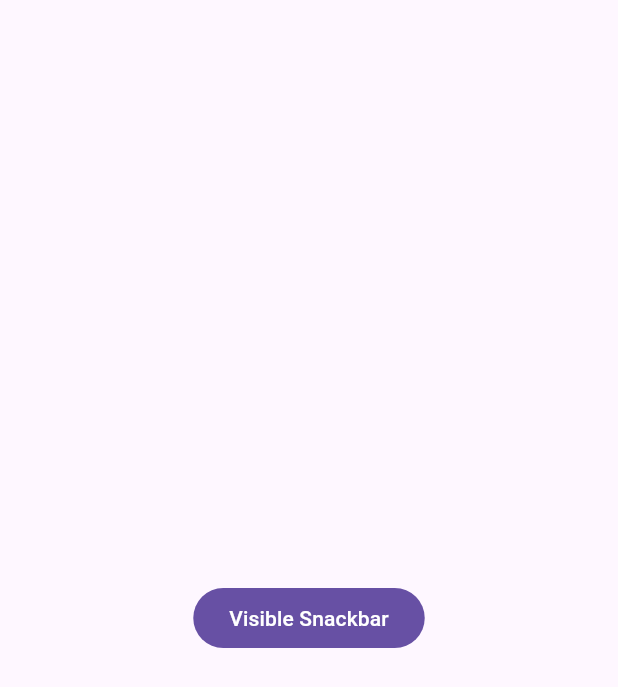
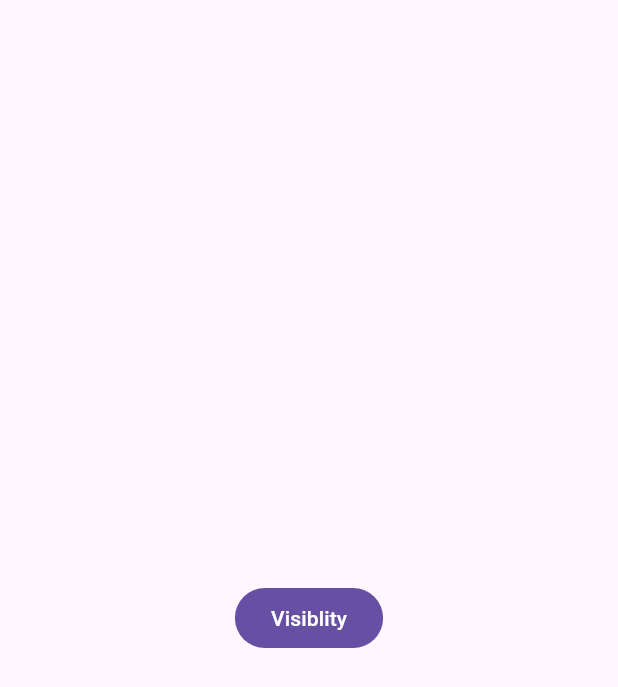
Before and after one commit to adminBrickwebs/snackbar_app, a Flutter app: the screen it shows after launch, on a phone screen of 412 x 824 dp. Shown: the top 687 px of the screen. Run offline on Flutter 3.47's test engine with Material 2 defaults, Android fonts, the phone set to English and light mode, and no system bars.

Commit message:
changes made to snackbar

```diff
--- a/lib/main.dart
+++ b/lib/main.dart
@@ -25,7 +25,7 @@ class FirstPage extends StatelessWidget {
           onPressed: () {
             ScaffoldMessenger.of(context).showSnackBar(
               SnackBar(
-                content: const Text('My Snackbar'),
+                content: const Text('Common Snackbar'),
                 behavior: SnackBarBehavior.floating,
                 margin:
                     const EdgeInsets.symmetric(horizontal: 50, vertical: 30),
@@ -42,7 +42,7 @@ class FirstPage extends StatelessWidget {
               ),
             );
           },
-          child: const Text('Visible Snackbar'),
+          child: const Text('Visiblity'),
         ),
       ),
     );
```
Also changed, not shown: pubspec.lock.
